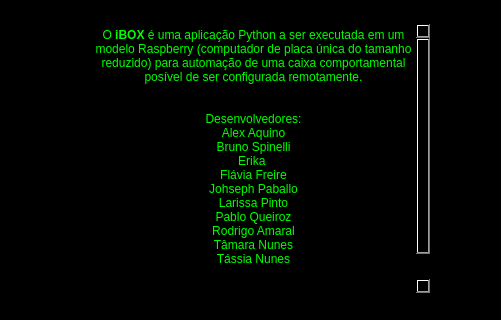
Before: the Qt Designer form interface PyQT/aboutWindow.ui in iinels-pes-001/caixa-comportamental-ramon, drawn with Qt 5; both pictures show x 0 to 501 and y 87 to 407 of the 501 by 493 pixel window.
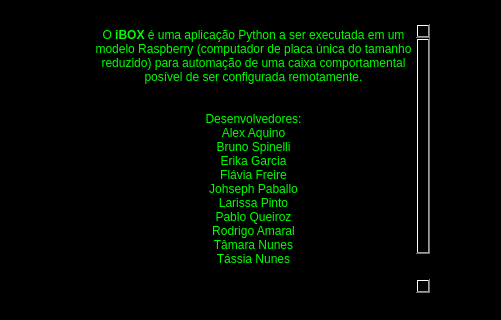
After: the same form once the commit is applied.

```diff
--- a/interface PyQT/aboutWindow.ui
+++ b/interface PyQT/aboutWindow.ui
@@ -52,10 +52,10 @@
 &lt;html&gt;&lt;head&gt;&lt;meta name=&quot;qrichtext&quot; content=&quot;1&quot; /&gt;&lt;style type=&quot;text/css&quot;&gt;
 p, li { white-space: pre-wrap; }
 &lt;/style&gt;&lt;/head&gt;&lt;body style=&quot; font-family:'MS Shell Dlg 2'; font-size:8.25pt; font-weight:400; font-style:normal;&quot;&gt;
-&lt;p align=&quot;center&quot; style=&quot; margin-top:0px; margin-bottom:0px; margin-left:0px; margin-right:0px; -qt-block-indent:0; text-indent:0px;&quot;&gt;&lt;span style=&quot; font-family:'-apple-system'; font-size:9pt; color:#00ff00;&quot;&gt;O &lt;/span&gt;&lt;span style=&quot; font-family:'-apple-system'; font-size:9pt; font-weight:600; color:#00ff00;&quot;&gt;iBOX&lt;/span&gt;&lt;span style=&quot; font-family:'-apple-system'; font-size:9pt; color:#00ff00;&quot;&gt; é uma aplicação Python a ser executada em um modelo Raspberry (computador de placa única do tamanho reduzido) para automação de uma caixa comportamental posível de ser configurada remotamente.&lt;br /&gt;&lt;br /&gt;&lt;br /&gt;Desenvolvedores:&lt;br /&gt;Alex Aquino &lt;br /&gt;Bruno Spinelli &lt;br /&gt;Erika &lt;/span&gt;&lt;/p&gt;
+&lt;p align=&quot;center&quot; style=&quot; margin-top:0px; margin-bottom:0px; margin-left:0px; margin-right:0px; -qt-block-indent:0; text-indent:0px;&quot;&gt;&lt;span style=&quot; font-family:'-apple-system'; font-size:9pt; color:#00ff00;&quot;&gt;O &lt;/span&gt;&lt;span style=&quot; font-family:'-apple-system'; font-size:9pt; font-weight:600; color:#00ff00;&quot;&gt;iBOX&lt;/span&gt;&lt;span style=&quot; font-family:'-apple-system'; font-size:9pt; color:#00ff00;&quot;&gt; é uma aplicação Python a ser executada em um modelo Raspberry (computador de placa única do tamanho reduzido) para automação de uma caixa comportamental posível de ser configurada remotamente.&lt;br /&gt;&lt;br /&gt;&lt;br /&gt;Desenvolvedores:&lt;br /&gt;Alex Aquino &lt;br /&gt;Bruno Spinelli &lt;br /&gt;Erika Garcia&lt;/span&gt;&lt;/p&gt;
 &lt;p align=&quot;center&quot; style=&quot; margin-top:0px; margin-bottom:0px; margin-left:0px; margin-right:0px; -qt-block-indent:0; text-indent:0px;&quot;&gt;&lt;span style=&quot; font-family:'-apple-system'; font-size:9pt; color:#00ff00;&quot;&gt;Flávia Freire&lt;/span&gt;&lt;/p&gt;
 &lt;p align=&quot;center&quot; style=&quot; margin-top:0px; margin-bottom:0px; margin-left:0px; margin-right:0px; -qt-block-indent:0; text-indent:0px;&quot;&gt;&lt;span style=&quot; font-family:'-apple-system'; font-size:9pt; color:#00ff00;&quot;&gt;Johseph Paballo&lt;br /&gt;Larissa Pinto&lt;br /&gt;Pablo Queiroz&lt;br /&gt;Rodrigo Amaral&lt;br /&gt;Tâmara Nunes&lt;br /&gt;Tássia Nunes&lt;br /&gt;&lt;/span&gt;&lt;/p&gt;
-&lt;p align=&quot;center&quot; style=&quot; margin-top:0px; margin-bottom:0px; margin-left:0px; margin-right:0px; -qt-block-indent:0; text-indent:0px;&quot;&gt;&lt;span style=&quot; font-family:'-apple-system'; font-size:9pt; color:#00ff00;&quot;&gt;&lt;br /&gt;Para saber mais, acesse:&lt;br /&gt;&lt;/span&gt;&lt;a href=&quot;https://github.com/iinels-pes-001/icx&quot;&gt;&lt;span style=&quot; font-size:8pt; text-decoration: underline; color:#00ff00;&quot;&gt;GitHub - iBOX&lt;/span&gt;&lt;/a&gt;&lt;/p&gt;&lt;/body&gt;&lt;/html&gt;</string>
+&lt;p align=&quot;center&quot; style=&quot; margin-top:0px; margin-bottom:0px; margin-left:0px; margin-right:0px; -qt-block-indent:0; text-indent:0px;&quot;&gt;&lt;span style=&quot; font-family:'-apple-system'; font-size:9pt; color:#00ff00;&quot;&gt;&lt;br /&gt;Para saber mais, acesse:&lt;br /&gt;&lt;/span&gt;&lt;a href=&quot;https://github.com/iinels-pes-001/icx&quot;&gt;&lt;span style=&quot; font-size:8pt; text-decoration: underline; color:#0000ff;&quot;&gt;GitHub - iBOX&lt;/span&gt;&lt;/a&gt;&lt;/p&gt;&lt;/body&gt;&lt;/html&gt;</string>
     </property>
    </widget>
    <widget class="QLabel" name="label_4">
```
